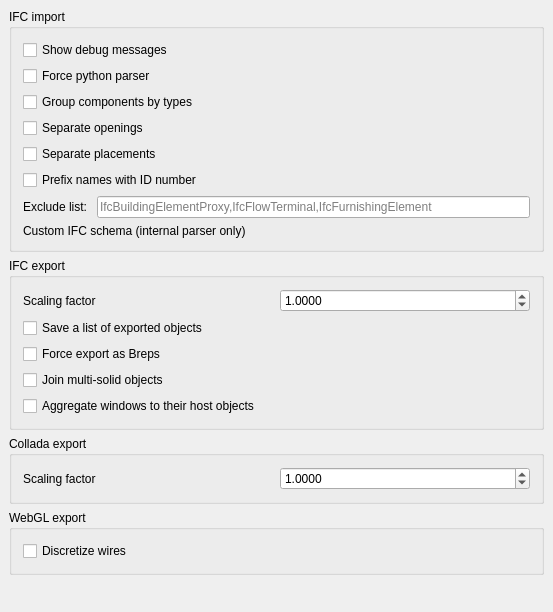
First picture: the form in src/Mod/Arch/Resources/ui/archprefs-import.ui, repository berndhahnebach/All_FreeCAD, before the edit.
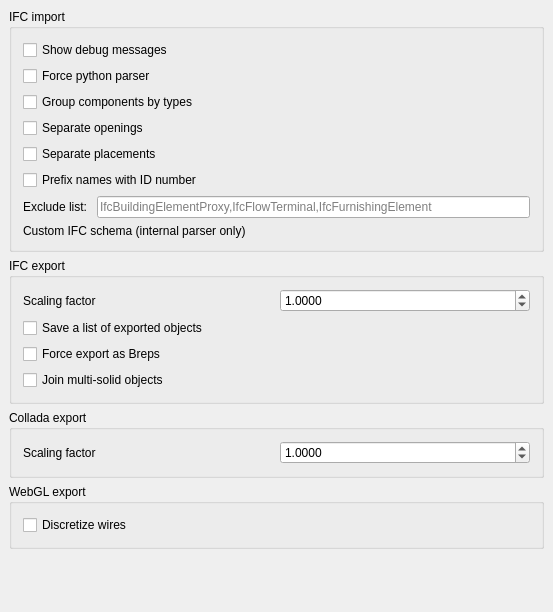
Second picture: the form after the edit. Custom widgets are drawn as their Qt base class.

```diff
--- a/src/Mod/Arch/Resources/ui/archprefs-import.ui
+++ b/src/Mod/Arch/Resources/ui/archprefs-import.ui
@@ -299,23 +299,6 @@
         </item>
        </layout>
       </item>
-      <item>
-       <layout class="QHBoxLayout" name="horizontalLayout_14">
-        <item>
-         <widget class="Gui::PrefCheckBox" name="checkBox_4">
-          <property name="text">
-           <string>Aggregate windows to their host objects</string>
-          </property>
-          <property name="prefEntry" stdset="0">
-           <cstring>ifcAggregateWindows</cstring>
-          </property>
-          <property name="prefPath" stdset="0">
-           <cstring>Mod/Arch</cstring>
-          </property>
-         </widget>
-        </item>
-       </layout>
-      </item>
      </layout>
     </widget>
    </item>
```
